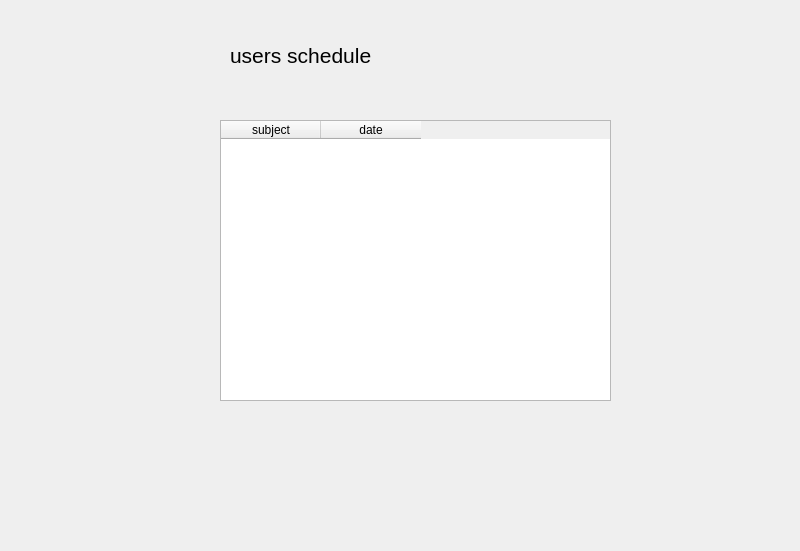
The window that Home.ui (Mjolksaft/Grupp-13) describes before a commit, drawn with Qt 5.
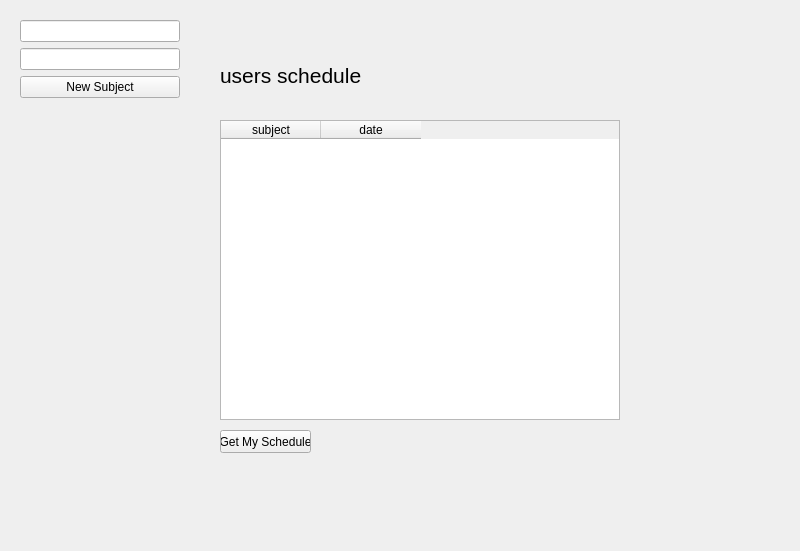
The same window after the commit.

Patch:
```diff
--- a/Home.ui
+++ b/Home.ui
@@ -18,8 +18,8 @@
     <rect>
      <x>220</x>
      <y>120</y>
-     <width>391</width>
-     <height>281</height>
+     <width>400</width>
+     <height>300</height>
     </rect>
    </property>
    <column>
@@ -36,8 +36,8 @@
   <widget class="QLabel" name="label">
    <property name="geometry">
     <rect>
-     <x>230</x>
-     <y>30</y>
+     <x>220</x>
+     <y>50</y>
      <width>391</width>
      <height>51</height>
     </rect>
@@ -51,6 +51,44 @@
     <string>users schedule</string>
    </property>
   </widget>
+  <widget class="QPushButton" name="BUTTON">
+   <property name="geometry">
+    <rect>
+     <x>220</x>
+     <y>430</y>
+     <width>91</width>
+     <height>23</height>
+    </rect>
+   </property>
+   <property name="text">
+    <string>Get My Schedule</string>
+   </property>
+  </widget>
+  <widget class="QWidget" name="verticalLayoutWidget">
+   <property name="geometry">
+    <rect>
+     <x>20</x>
+     <y>20</y>
+     <width>160</width>
+     <height>80</height>
+    </rect>
+   </property>
+   <layout class="QVBoxLayout" name="addSubjectForm">
+    <item>
+     <widget class="QLineEdit" name="Subject"/>
+    </item>
+    <item>
+     <widget class="QLineEdit" name="Time"/>
+    </item>
+    <item>
+     <widget class="QPushButton" name="addContent">
+      <property name="text">
+       <string>New Subject</string>
+      </property>
+     </widget>
+    </item>
+   </layout>
+  </widget>
  </widget>
  <resources/>
  <connections/>
```
